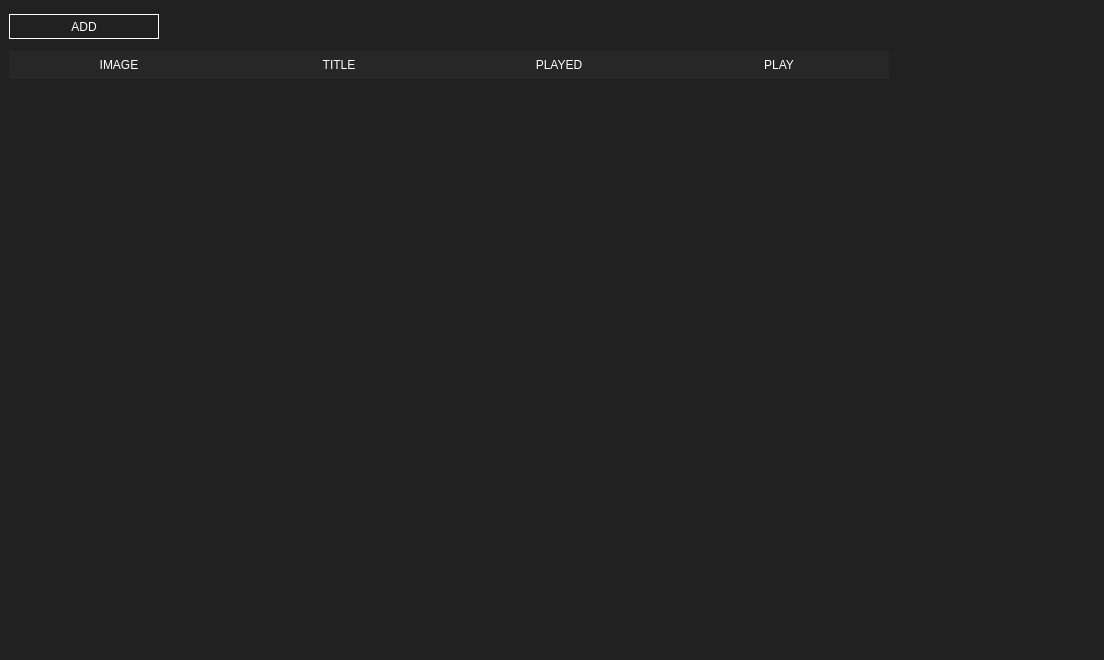
First picture: the form in mainwindow.ui, repository illud/crono, before the edit.
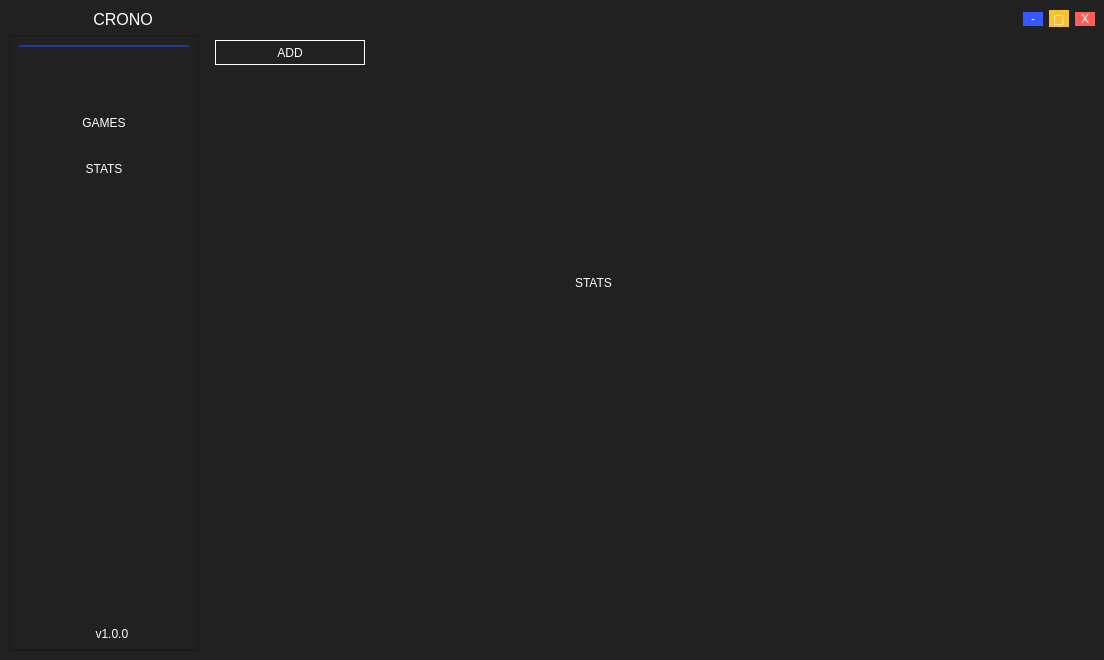
Second picture: the form after the edit. The open tabs and pages were chosen to show the change.

Commit message: forms Frameless window Button close Button minimized Button Maximize Move window Stacked Widget (GAMES, STATS)

The edit to the form file:
```diff
--- a/mainwindow.ui
+++ b/mainwindow.ui
@@ -17,8 +17,181 @@
    <string notr="true">background-color: rgb(33, 33, 33); </string>
   </property>
   <widget class="QWidget" name="centralwidget">
-   <layout class="QVBoxLayout" name="verticalLayout_4">
-    <item>
+   <layout class="QGridLayout" name="gridLayout">
+    <item row="0" column="1">
+     <layout class="QHBoxLayout" name="horizontalLayout_5">
+      <item>
+       <spacer name="horizontalSpacer_3">
+        <property name="orientation">
+         <enum>Qt::Horizontal</enum>
+        </property>
+        <property name="sizeType">
+         <enum>QSizePolicy::Expanding</enum>
+        </property>
+        <property name="sizeHint" stdset="0">
+         <size>
+          <width>800</width>
+          <height>20</height>
+         </size>
+        </property>
+       </spacer>
+      </item>
+      <item>
+       <widget class="QPushButton" name="minimizeBtn">
+        <property name="minimumSize">
+         <size>
+          <width>20</width>
+          <height>2</height>
+         </size>
+        </property>
+        <property name="cursor">
+         <cursorShape>PointingHandCursor</cursorShape>
+        </property>
+        <property name="styleSheet">
+         <string notr="true">QPushButton#minimizeBtn { 
+	background-color: rgb(58, 88, 255);
+	font: 900 9pt &quot;Arial Black&quot;;
+	color: rgb(255, 255, 255);
+    border: 0px;
+	border-radius: 10px;
+	border-style: outset;
+}
+
+QPushButton#minimizeBtn:hover{ 
+    background-color: rgb(33, 78, 203);
+	font: 900 9pt &quot;Arial Black&quot;;
+	color: rgb(255, 255, 255);
+    border: 0px;
+}
+
+QPushButton#minimizeBtn::focus:pressed{ 
+	background-color: rgb(38, 72, 184);
+	font: 900 9pt &quot;Arial Black&quot;;
+	color: rgb(255, 255, 255);
+    border: 0px;
+}
+</string>
+        </property>
+        <property name="text">
+         <string>-</string>
+        </property>
+       </widget>
+      </item>
+      <item>
+       <widget class="QPushButton" name="maxBtn">
+        <property name="minimumSize">
+         <size>
+          <width>20</width>
+          <height>0</height>
+         </size>
+        </property>
+        <property name="font">
+         <font>
+          <family>Arial Black</family>
+          <pointsize>9</pointsize>
+          <italic>false</italic>
+          <bold>true</bold>
+         </font>
+        </property>
+        <property name="cursor">
+         <cursorShape>PointingHandCursor</cursorShape>
+        </property>
+        <property name="styleSheet">
+         <string notr="true">QPushButton#maxBtn { 
+	background-color: rgb(251, 192, 45);
+	font: 900 9pt &quot;Arial Black&quot;;
+	color: rgb(255, 255, 255);
+    border: 0px;
+	border-radius: 10px;
+	border-style: outset;
+}
+
+QPushButton#maxBtn:hover{ 
+    background-color: rgb(251, 160, 45);
+	font: 900 9pt &quot;Arial Black&quot;;
+	color: rgb(255, 255, 255);
+    border: 0px;
+}
+
+QPushButton#maxBtn::focus:pressed{ 
+	background-color: rgb(251, 160, 45);
+	font: 900 9pt &quot;Arial Black&quot;;
+	color: rgb(255, 255, 255);
+    border: 0px;
+}
+</string>
+        </property>
+        <property name="text">
+         <string>□</string>
+        </property>
+       </widget>
+      </item>
+      <item>
+       <widget class="QPushButton" name="btnClose">
+        <property name="minimumSize">
+         <size>
+          <width>20</width>
+          <height>0</height>
+         </size>
+        </property>
+        <property name="cursor">
+         <cursorShape>PointingHandCursor</cursorShape>
+        </property>
+        <property name="styleSheet">
+         <string notr="true">QPushButton#btnClose { 
+	background-color: rgb(255, 92, 92);
+	font: 900 9pt &quot;Arial Black&quot;;
+	color: rgb(255, 255, 255);
+    border: 0px;
+	border-radius: 10px;
+	border-style: outset;
+}
+
+QPushButton#btnClose:hover{ 
+    background-color: rgb(255, 20, 92);
+	font: 900 9pt &quot;Arial Black&quot;;
+	color: rgb(255, 255, 255);
+    border: 0px;
+}
+
+QPushButton#btnClose::focus:pressed{ 
+	background-color: rgb(255, 20, 92);
+	font: 900 9pt &quot;Arial Black&quot;;
+	color: rgb(255, 255, 255);
+    border: 0px;
+}
+</string>
+        </property>
+        <property name="text">
+         <string>X</string>
+        </property>
+       </widget>
+      </item>
+     </layout>
+    </item>
+    <item row="0" column="0">
+     <layout class="QHBoxLayout" name="horizontalLayout_6">
+      <property name="spacing">
+       <number>6</number>
+      </property>
+      <item>
+       <widget class="QLabel" name="label">
+        <property name="font">
+         <font>
+          <pointsize>12</pointsize>
+         </font>
+        </property>
+        <property name="styleSheet">
+         <string notr="true">color: rgb(255, 255, 255);</string>
+        </property>
+        <property name="text">
+         <string>                   CRONO</string>
+        </property>
+       </widget>
+      </item>
+     </layout>
+    </item>
+    <item row="1" column="1">
      <layout class="QHBoxLayout" name="horizontalLayout">
       <item>
        <widget class="QPushButton" name="addGameBtn">
@@ -82,10 +255,19 @@
       </item>
      </layout>
     </item>
-    <item>
-     <widget class="QTableWidget" name="tableWidget">
-      <property name="styleSheet">
-       <string notr="true"> QTableWidget {
+    <item row="2" column="1">
+     <layout class="QHBoxLayout" name="horizontalLayout_4">
+      <item>
+       <widget class="QStackedWidget" name="stackedWidget">
+        <property name="currentIndex">
+         <number>0</number>
+        </property>
+        <widget class="QWidget" name="page">
+         <layout class="QHBoxLayout" name="horizontalLayout_8">
+          <item>
+           <widget class="QTableWidget" name="tableWidget">
+            <property name="styleSheet">
+             <string notr="true"> QTableWidget {
 border: none;
         color: #ffffff;
         border-radius: 10px;
@@ -207,35 +389,251 @@
 QScrollBar::add-page:horizontal, QScrollBar::sub-page:horizontal
 {
 }</string>
-      </property>
-      <attribute name="horizontalHeaderDefaultSectionSize">
-       <number>220</number>
-      </attribute>
-      <column>
-       <property name="text">
-        <string>IMAGE</string>
-       </property>
-      </column>
-      <column>
-       <property name="text">
-        <string>TITLE</string>
-       </property>
-      </column>
-      <column>
-       <property name="text">
-        <string>PLAYED</string>
-       </property>
-      </column>
-      <column>
-       <property name="text">
-        <string>PLAY</string>
-       </property>
-      </column>
-     </widget>
+            </property>
+            <attribute name="horizontalHeaderDefaultSectionSize">
+             <number>220</number>
+            </attribute>
+            <column>
+             <property name="text">
+              <string>IMAGE</string>
+             </property>
+            </column>
+            <column>
+             <property name="text">
+              <string>TITLE</string>
+             </property>
+            </column>
+            <column>
+             <property name="text">
+              <string>PLAYED</string>
+             </property>
+            </column>
+            <column>
+             <property name="text">
+              <string>PLAY</string>
+             </property>
+            </column>
+           </widget>
+          </item>
+         </layout>
+        </widget>
+        <widget class="QWidget" name="page_2">
+         <widget class="QLabel" name="label_3">
+          <property name="geometry">
+           <rect>
+            <x>360</x>
+            <y>190</y>
+            <width>61</width>
+            <height>31</height>
+           </rect>
+          </property>
+          <property name="styleSheet">
+           <string notr="true">color: rgb(255, 255, 255);</string>
+          </property>
+          <property name="text">
+           <string>STATS</string>
+          </property>
+         </widget>
+        </widget>
+       </widget>
+      </item>
+     </layout>
+    </item>
+    <item row="1" column="0" rowspan="2">
+     <layout class="QHBoxLayout" name="horizontalLayout_2">
+      <item>
+       <widget class="QFrame" name="frame">
+        <property name="minimumSize">
+         <size>
+          <width>190</width>
+          <height>0</height>
+         </size>
+        </property>
+        <property name="styleSheet">
+         <string notr="true">border-right-color: rgb(255, 255, 255);</string>
+        </property>
+        <property name="frameShape">
+         <enum>QFrame::StyledPanel</enum>
+        </property>
+        <property name="frameShadow">
+         <enum>QFrame::Raised</enum>
+        </property>
+        <layout class="QVBoxLayout" name="verticalLayout">
+         <item>
+          <widget class="QFrame" name="frame_3">
+           <property name="minimumSize">
+            <size>
+             <width>100</width>
+             <height>2</height>
+            </size>
+           </property>
+           <property name="styleSheet">
+            <string notr="true">background-color: rgb(33, 78, 203);</string>
+           </property>
+           <property name="frameShape">
+            <enum>QFrame::StyledPanel</enum>
+           </property>
+           <property name="frameShadow">
+            <enum>QFrame::Raised</enum>
+           </property>
+          </widget>
+         </item>
+         <item>
+          <spacer name="verticalSpacer">
+           <property name="orientation">
+            <enum>Qt::Vertical</enum>
+           </property>
+           <property name="sizeType">
+            <enum>QSizePolicy::Minimum</enum>
+           </property>
+           <property name="sizeHint" stdset="0">
+            <size>
+             <width>0</width>
+             <height>60</height>
+            </size>
+           </property>
+          </spacer>
+         </item>
+         <item>
+          <widget class="QPushButton" name="btnGames">
+           <property name="minimumSize">
+            <size>
+             <width>0</width>
+             <height>20</height>
+            </size>
+           </property>
+           <property name="cursor">
+            <cursorShape>PointingHandCursor</cursorShape>
+           </property>
+           <property name="styleSheet">
+            <string notr="true">QPushButton#btnGames { 
+    background-color:  transparent;
+	font: 900 9pt &quot;Arial Black&quot;;
+	color: rgb(255, 255, 255);
+    border: 0px;
+	border-color: rgb(255,255,255);
+	border-style: outset;
+}
+
+QPushButton#btnGames:hover{ 
+	font: 900 9pt &quot;Arial Black&quot;;
+	color: rgb(163, 163, 163);
+    border: 0px;
+}
+
+QPushButton#btnGames::focus:pressed{ 
+	font: 900 9pt &quot;Arial Black&quot;;
+	color: rgb(163, 163, 163);
+    border: 0px;
+}
+</string>
+           </property>
+           <property name="text">
+            <string>GAMES</string>
+           </property>
+          </widget>
+         </item>
+         <item>
+          <spacer name="verticalSpacer_3">
+           <property name="orientation">
+            <enum>Qt::Vertical</enum>
+           </property>
+           <property name="sizeType">
+            <enum>QSizePolicy::Preferred</enum>
+           </property>
+           <property name="sizeHint" stdset="0">
+            <size>
+             <width>20</width>
+             <height>20</height>
+            </size>
+           </property>
+          </spacer>
+         </item>
+         <item>
+          <widget class="QPushButton" name="statsBtn">
+           <property name="minimumSize">
+            <size>
+             <width>0</width>
+             <height>20</height>
+            </size>
+           </property>
+           <property name="cursor">
+            <cursorShape>PointingHandCursor</cursorShape>
+           </property>
+           <property name="styleSheet">
+            <string notr="true">QPushButton#statsBtn { 
+    background-color:  transparent;
+	font: 900 9pt &quot;Arial Black&quot;;
+	color: rgb(255, 255, 255);
+    border: 0px;
+	border-color: rgb(255,255,255);
+	border-style: outset;
+}
+
+QPushButton#statsBtn:hover{ 
+	font: 900 9pt &quot;Arial Black&quot;;
+	color: rgb(163, 163, 163);
+    border: 0px;
+}
+
+QPushButton#statsBtn::focus:pressed{ 
+	font: 900 9pt &quot;Arial Black&quot;;
+	color: rgb(163, 163, 163);
+    border: 0px;
+}
+</string>
+           </property>
+           <property name="text">
+            <string>STATS</string>
+           </property>
+          </widget>
+         </item>
+         <item>
+          <spacer name="verticalSpacer_2">
+           <property name="orientation">
+            <enum>Qt::Vertical</enum>
+           </property>
+           <property name="sizeHint" stdset="0">
+            <size>
+             <width>20</width>
+             <height>50</height>
+            </size>
+           </property>
+          </spacer>
+         </item>
+         <item>
+          <widget class="QLabel" name="label_2">
+           <property name="styleSheet">
+            <string notr="true">color: rgb(255, 255, 255);</string>
+           </property>
+           <property name="text">
+            <string>                       v1.0.0</string>
+           </property>
+          </widget>
+         </item>
+        </layout>
+       </widget>
+      </item>
+      <item>
+       <spacer name="horizontalSpacer_2">
+        <property name="orientation">
+         <enum>Qt::Horizontal</enum>
+        </property>
+        <property name="sizeType">
+         <enum>QSizePolicy::Preferred</enum>
+        </property>
+        <property name="sizeHint" stdset="0">
+         <size>
+          <width>10</width>
+          <height>20</height>
+         </size>
+        </property>
+       </spacer>
+      </item>
+     </layout>
     </item>
    </layout>
   </widget>
-  <widget class="QStatusBar" name="statusbar"/>
  </widget>
  <resources/>
  <connections/>
```
The commit also changes 3 other files.
